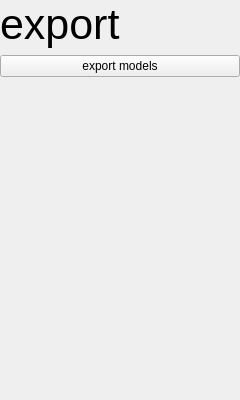
Qt form src/windows/ui/export_view.ui (nsmela/brachify) before a commit.
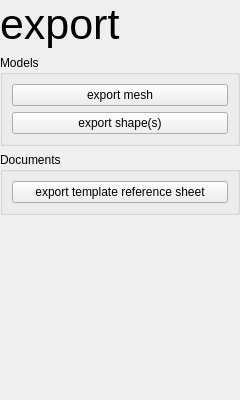
The same form after that commit.

Commit message: exporting view implemented

Patch:
```diff
--- a/src/windows/ui/export_view.ui
+++ b/src/windows/ui/export_view.ui
@@ -39,10 +39,42 @@
     </widget>
    </item>
    <item>
-    <widget class="QPushButton" name="btn_export_models">
-     <property name="text">
-      <string>export models</string>
+    <widget class="QGroupBox" name="groupBox">
+     <property name="title">
+      <string>Models</string>
      </property>
+     <layout class="QVBoxLayout" name="verticalLayout_2">
+      <item>
+       <widget class="QPushButton" name="btn_export_mesh">
+        <property name="text">
+         <string>export mesh</string>
+        </property>
+       </widget>
+      </item>
+      <item>
+       <widget class="QPushButton" name="btn_export_shapes">
+        <property name="text">
+         <string>export shape(s)</string>
+        </property>
+       </widget>
+      </item>
+     </layout>
+    </widget>
+   </item>
+   <item>
+    <widget class="QGroupBox" name="groupBox_2">
+     <property name="title">
+      <string>Documents</string>
+     </property>
+     <layout class="QVBoxLayout" name="verticalLayout_3">
+      <item>
+       <widget class="QPushButton" name="btn_export_template_reference">
+        <property name="text">
+         <string>export template reference sheet</string>
+        </property>
+       </widget>
+      </item>
+     </layout>
     </widget>
    </item>
    <item>
```
The commit also changes 5 other files.
